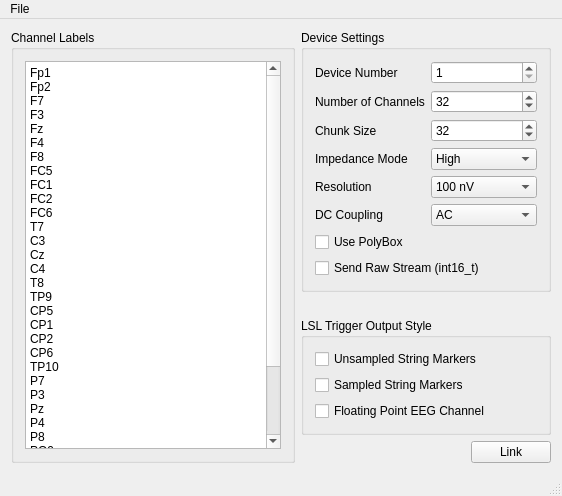
Old version of the form mainwindow.ui in the repository labstreaminglayer/App-BrainAmpSeries.
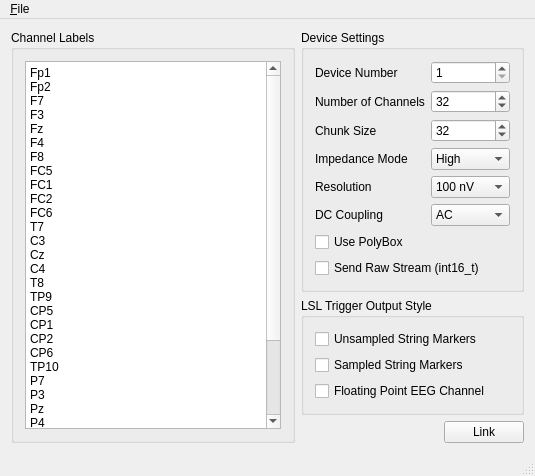
New version of the form.

Diff of the .ui file:
```diff
--- a/mainwindow.ui
+++ b/mainwindow.ui
@@ -2,14 +2,6 @@
 <ui version="4.0">
  <class>MainWindow</class>
  <widget class="QMainWindow" name="MainWindow">
-  <property name="geometry">
-   <rect>
-    <x>0</x>
-    <y>0</y>
-    <width>562</width>
-    <height>496</height>
-   </rect>
-  </property>
   <property name="windowTitle">
    <string>BrainAmpSeries Connector</string>
   </property>
@@ -323,13 +315,13 @@
     <rect>
      <x>0</x>
      <y>0</y>
-     <width>562</width>
-     <height>22</height>
+     <width>524</width>
+     <height>30</height>
     </rect>
    </property>
    <widget class="QMenu" name="menuFile">
     <property name="title">
-     <string>File</string>
+     <string>&amp;File</string>
     </property>
     <addaction name="actionLoad_Configuration"/>
     <addaction name="actionSave_Configuration"/>
```
Left out of the diff: 21 changed lines with no effect on the pictures.
